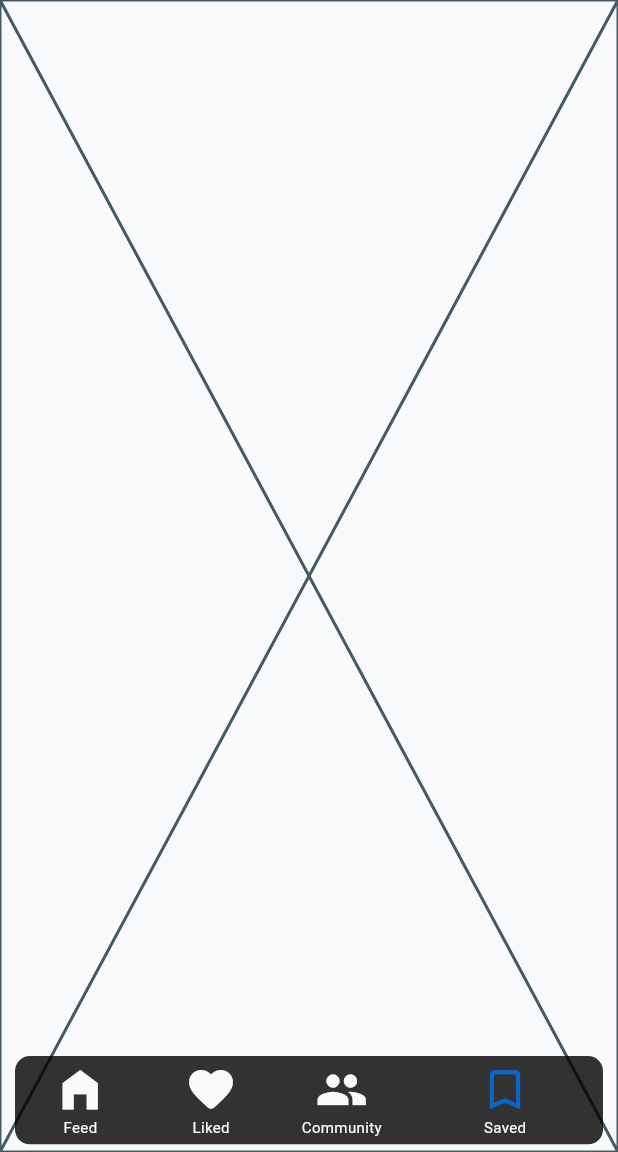
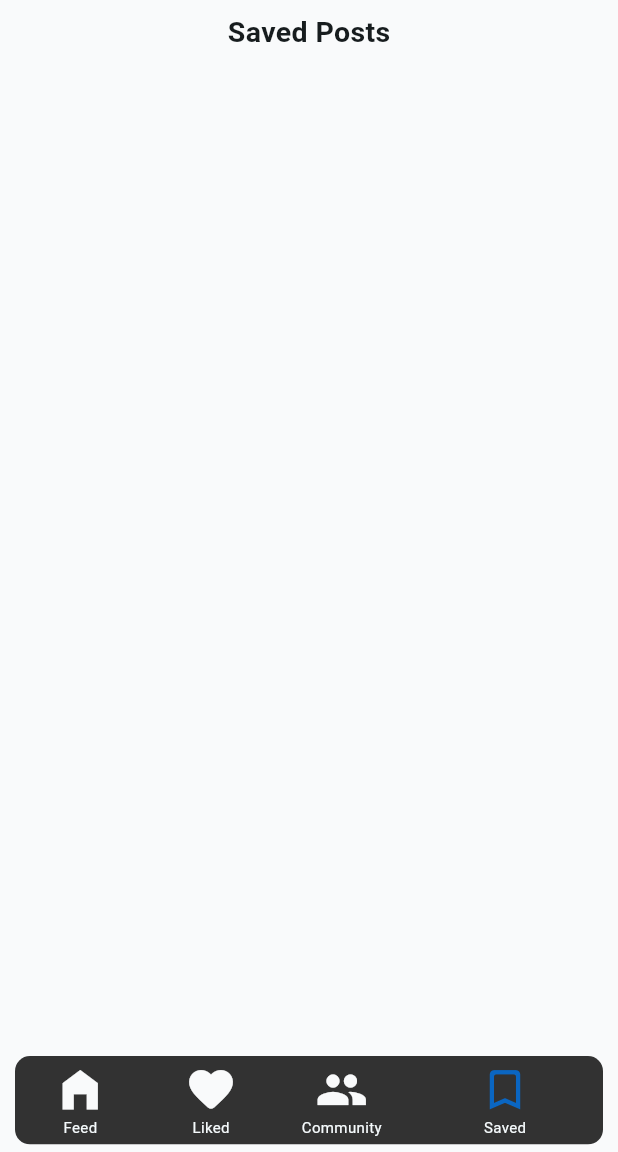
Before and after one commit to vedasjad/Employee-Forums, a Flutter app: the screen it shows after launch, item 4 of the bottom bar chosen, on a phone screen of 412 x 824 dp, the part 84-1236 px from its top. Run offline on Flutter 3.47's test engine with Material 2 defaults, Android fonts, the light colour scheme and no system bars; our stand-ins replace hive, hive_flutter; accounts and stored records are empty; network calls fail.

Commit message:
SavedPostsScreen made

```diff
--- a/lib/features/likedPosts/screens/liked_posts_screen.dart
+++ b/lib/features/likedPosts/screens/liked_posts_screen.dart
@@ -1,4 +1,4 @@
-import 'package:employee_forums/features/likedPosts/screens/liked_post_scroll_screen.dart';
+import 'package:employee_forums/features/likedPosts/screens/liked_posts_scroll_screen.dart';
 import 'package:flutter/material.dart';
 import 'package:hive/hive.dart';
 
@@ -44,7 +44,8 @@ class _LikedPostsScreenState extends State<LikedPostsScreen> {
                         Navigator.push(
                           context,
                           MaterialPageRoute(
-                            builder: (context) => const LikedPostScrollScreen(),
+                            builder: (context) =>
+                                const LikedPostsScrollScreen(),
                           ),
                         );
                       },
--- a/lib/features/savedPosts/screens/saved_posts_screen.dart
+++ b/lib/features/savedPosts/screens/saved_posts_screen.dart
@@ -1,4 +1,8 @@
+import 'package:employee_forums/features/savedPosts/screens/saved_posts_scroll_screen.dart';
 import 'package:flutter/material.dart';
+import 'package:hive/hive.dart';
+
+import '../../../common/hive/hive_boxes.dart';
 
 class SavedPostsScreen extends StatefulWidget {
   const SavedPostsScreen({super.key});
@@ -8,8 +12,62 @@ class SavedPostsScreen extends StatefulWidget {
 }
 
 class _SavedPostsScreenState extends State<SavedPostsScreen> {
+  final Box savedPosts = Hive.box(HiveBoxes.savedPosts);
   @override
   Widget build(BuildContext context) {
-    return const Placeholder();
+    final screenHeight = MediaQuery.of(context).size.height;
+    final screenWidth = MediaQuery.of(context).size.width;
+    return Scaffold(
+      body: SizedBox(
+          height: screenHeight,
+          child: Column(
+            children: [
+              const Padding(
+                padding: EdgeInsets.all(8.0),
+                child: Text(
+                  "Saved Posts",
+                  style: TextStyle(
+                    fontSize: 19,
+                    fontWeight: FontWeight.bold,
+                  ),
+                ),
+              ),
+              Expanded(
+                child: GridView.builder(
+                  gridDelegate: const SliverGridDelegateWithFixedCrossAxisCount(
+                    crossAxisCount: 3,
+                  ),
+                  itemCount: savedPosts.length,
+                  itemBuilder: (context, index) {
+                    return GestureDetector(
+                      onTap: () {
+                        Navigator.push(
+                          context,
+                          MaterialPageRoute(
+                            builder: (context) =>
+                                const SavedPostsScrollScreen(),
+                          ),
+                        );
+                      },
+                      child: Container(
+                        width: screenWidth / 2.5,
+                        decoration: BoxDecoration(
+                          border: Border.all(
+                            color: Colors.grey,
+                            width: 1,
+                          ),
+                        ),
+                        margin: const EdgeInsets.all(2),
+                        child: Image.network(
+                          savedPosts.getAt(index).image.first,
+                        ),
+                      ),
+                    );
+                  },
+                ),
+              ),
+            ],
+          )),
+    );
   }
 }
```
Also changed, not shown: lib/features/likedPosts/screens/liked_posts_scroll_screen.dart (added, +57 -0 lines), lib/features/savedPosts/screens/saved_posts_scroll_screen.dart (renamed from lib/features/likedPosts/screens/liked_post_scroll_screen.dart, +8 -8 lines).
